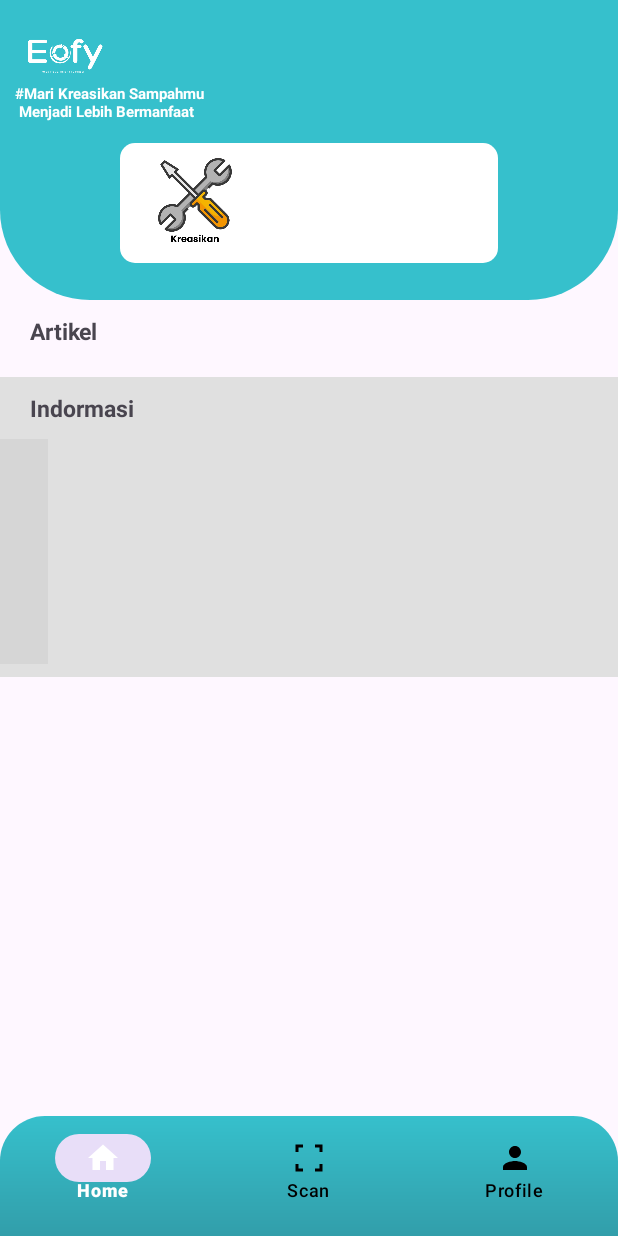
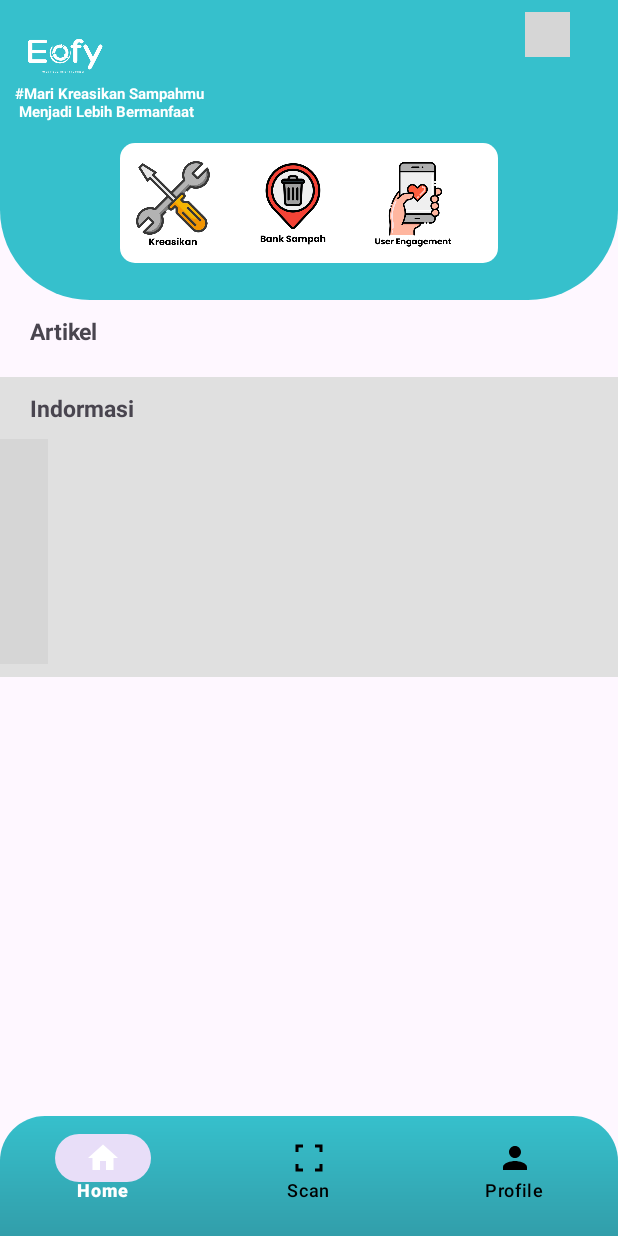
Before and after one commit to C242-PS069/ecofiProject, an Android app: the HomeFragment screen opened directly, with no data from a screen before it, on a phone screen of 412 x 824 dp. Run offline under Robolectric (Android 15) with nearby library versions, the phone set to English and light mode, and no system bars; libraries missing offline, so code that uses them is left out: com.denzcoskun.imageslider; plain views replace ImageSlider; 1 statement that could not run was skipped; grey boxes are pictures that could not be loaded.

Commit message:
add icon, and any function

```diff
--- a/app/src/main/java/com/dicoding/ecofiproject/ui/home/HomeFragment.kt
+++ b/app/src/main/java/com/dicoding/ecofiproject/ui/home/HomeFragment.kt
@@ -38,8 +38,22 @@ class HomeFragment : Fragment() {
         loadArticles()
         loadBanners()
 
-        // Tambahkan onClickListener untuk button_kreasikan
         binding.buttonKreasikan.setOnClickListener {
+            val intent = Intent(requireContext(), ProActivity::class.java)
+            startActivity(intent)
+        }
+
+        binding.buttonUserEngagement.setOnClickListener {
+            val intent = Intent(requireContext(), ProActivity::class.java)
+            startActivity(intent)
+        }
+
+        binding.buttonBankSampah.setOnClickListener {
+            val intent = Intent(requireContext(), ProActivity::class.java)
+            startActivity(intent)
+        }
+
+        binding.buttonAbout.setOnClickListener {
             val intent = Intent(requireContext(), ProActivity::class.java)
             startActivity(intent)
         }
--- a/app/src/main/res/layout/fragment_home.xml
+++ b/app/src/main/res/layout/fragment_home.xml
@@ -27,12 +27,28 @@
         app:layout_constraintTop_toBottomOf="parent">
 
         <ImageView
-            android:id="@+id/button_kreasikan"
+        android:id="@+id/button_kreasikan"
+        android:layout_width="60dp"
+        android:layout_height="60dp"
+        android:layout_marginLeft="5dp"
+        android:layout_marginTop="12dp"
+        android:src="@drawable/ic_kreasikan" />
+
+        <ImageView
+            android:id="@+id/button_user_engagement"
             android:layout_width="60dp"
             android:layout_height="60dp"
             android:layout_marginLeft="20dp"
-            android:layout_marginTop="10dp"
-            android:src="@drawable/ic_kreasikan" />
+            android:layout_marginTop="12dp"
+            android:src="@drawable/ic_user_engagement" />
+
+        <ImageView
+            android:id="@+id/button_bank_sampah"
+            android:layout_width="60dp"
+            android:layout_height="60dp"
+            android:layout_marginLeft="20dp"
+            android:layout_marginTop="12dp"
+            android:src="@drawable/ic_bank_sampah" />
 
     </LinearLayout>
 
@@ -49,6 +65,7 @@
             android:layout_marginLeft="3dp"
             android:layout_marginTop="1dp"
             app:srcCompat="@drawable/logo" />
+
     </LinearLayout>
 
     <TextView
@@ -133,4 +150,12 @@
         android:layout_centerInParent="true"
         android:visibility="gone" />
 
+    <ImageView
+        android:id="@+id/button_about"
+        android:layout_width="30dp"
+        android:layout_height="30dp"
+        android:layout_marginLeft="350dp"
+        android:layout_marginTop="8dp"
+        app:srcCompat="@drawable/ic_information" />
+
 </RelativeLayout>
```
Also changed, not shown: app/src/main/res/drawable/ic_bank_sampah.png (added), app/src/main/res/drawable/ic_user_engagement.png (added).
